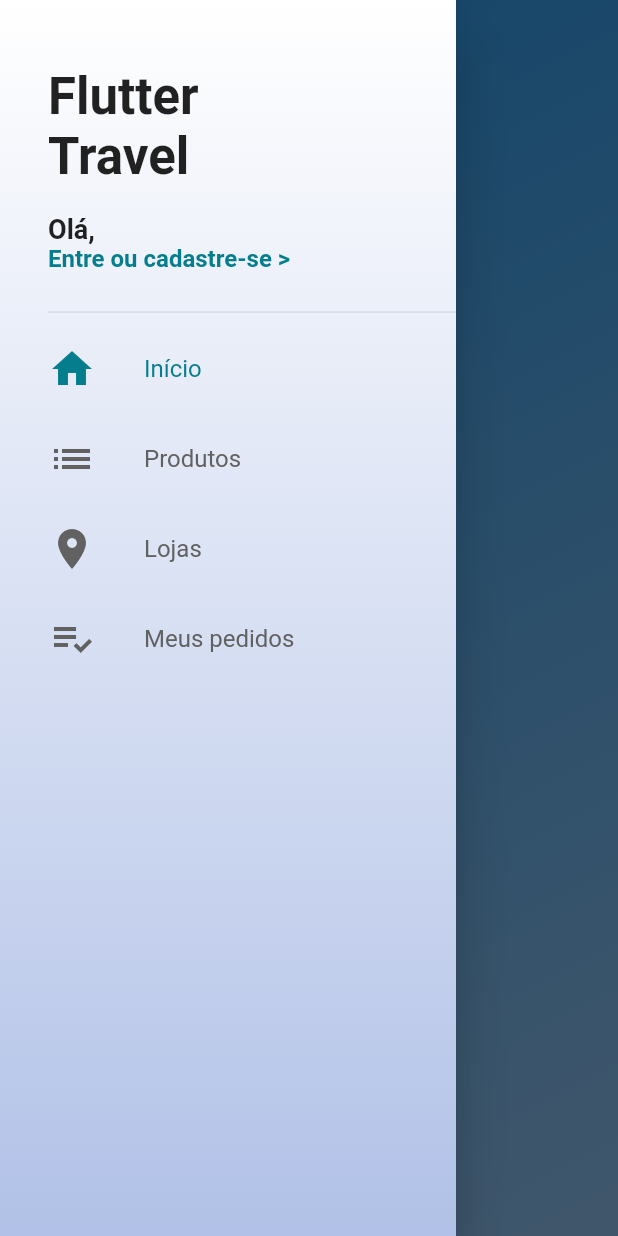
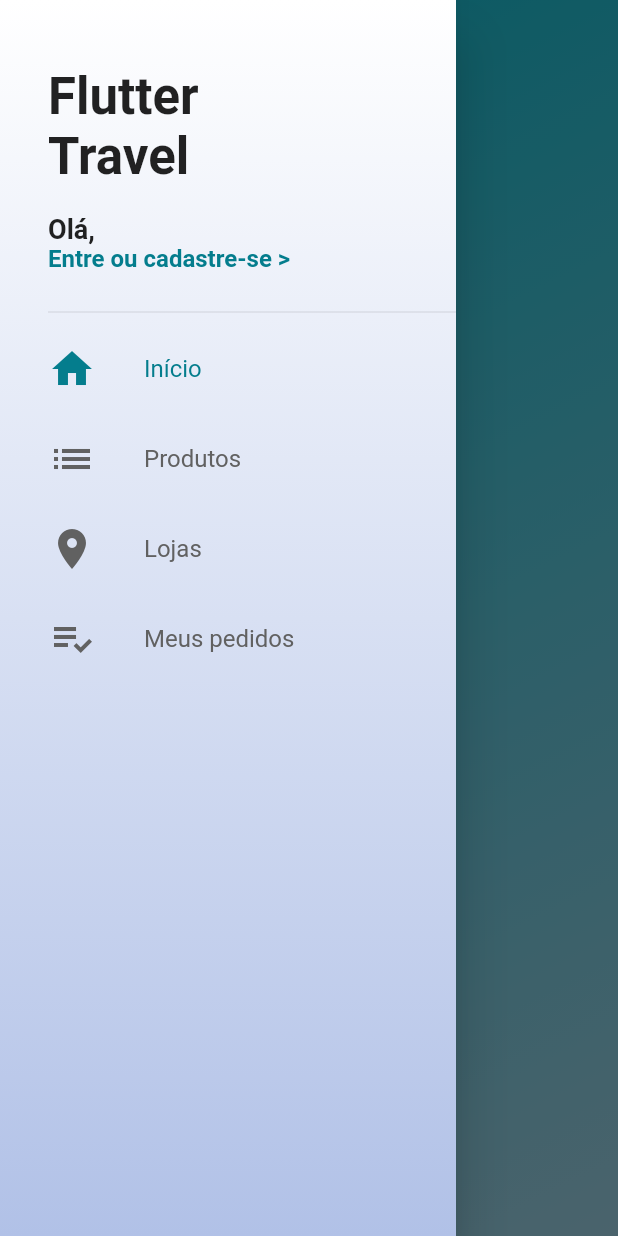
Before and after one commit to gabrielpereira3/loja, a Flutter app: the screen it shows after launch, with the side drawer open, on a phone screen of 412 x 824 dp. Run offline on Flutter 3.47's test engine with Material 2 defaults, Android fonts, the light colour scheme and no system bars; our stand-ins replace cloud_firestore, firebase_core, transparent_image; accounts and stored records are empty.

Commit message:
Refactor do dart analysis

```diff
--- a/lib/screens/home_screen.dart
+++ b/lib/screens/home_screen.dart
@@ -20,12 +20,12 @@ class HomeScreen extends StatelessWidget {
         ),
         Scaffold(
           appBar: AppBar(
-            title: Text("Produtos"),
+            title: const Text("Produtos"),
             centerTitle: true,
             backgroundColor: Theme.of(context).primaryColor,
           ),
           drawer: CustomDrawer(_pageController),
-          body: ProductsTab(),
+          body: const ProductsTab(),
         ),
         Container(color: Colors.green),
         Container(color: Colors.blue),
--- a/lib/tabs/home_tab.dart
+++ b/lib/tabs/home_tab.dart
@@ -17,8 +17,8 @@ class _HomeTabState extends State<HomeTab> {
           decoration: const BoxDecoration(
             gradient: LinearGradient(
               colors: [
-                Color.fromARGB(255, 37, 149, 230),
-                Color.fromARGB(255, 140, 189, 234),
+                Color.fromARGB(255, 7, 194, 215),
+                Color.fromARGB(255, 162, 216, 236),
               ],
               begin: Alignment.topLeft,
               end: Alignment.bottomRight,
@@ -69,66 +69,6 @@ class _HomeTabState extends State<HomeTab> {
                   }
                 },
               ),
-
-
-
-              // StaggeredGrid.count(
-              //   crossAxisCount: 2,
-              //   mainAxisSpacing: 4,
-              //   crossAxisSpacing: 4,
-              //   children: [
-              //     StaggeredGridTile.count(
-              //       crossAxisCellCount: 2,
-              //       mainAxisCellCount: 2,
-              //       child: FadeInImage.memoryNetwork(
-              //         placeholder: kTransparentImage,
-              //         image:
-              //             "https://cdn.mos.cms.futurecdn.net/7YrobQvFFzw8aWsAUtoYXB-970-80.jpg.webp",
-              //         fit: BoxFit.cover,
-              //       ),
-              //     ),
-              //     StaggeredGridTile.count(
-              //       crossAxisCellCount: 2,
-              //       mainAxisCellCount: 1,
-              //       child: FadeInImage.memoryNetwork(
-              //         placeholder: kTransparentImage,
-              //         image:
-              //             "https://www.historyhit.com/app/uploads/fly-images/5150284/Valley-of-the-Temples-788x537.jpg",
-              //         fit: BoxFit.cover,
-              //       ),
-              //     ),
-              //     StaggeredGridTile.count(
-              //       crossAxisCellCount: 1,
-              //       mainAxisCellCount: 2,
-              //       child: FadeInImage.memoryNetwork(
-              //         placeholder: kTransparentImage,
-              //         image:
-              //             "https://previews.123rf.com/images/rglinsky/rglinsky1201/rglinsky120100188/12336990-vertical-oriented-image-of-famous-eiffel-tower-in-paris-france-.jpg?fj=1",
-              //         fit: BoxFit.cover,
-              //       ),
-              //     ),
-              //     StaggeredGridTile.count(
-              //       crossAxisCellCount: 1,
-              //       mainAxisCellCount: 1,
-              //       child: FadeInImage.memoryNetwork(
-              //         placeholder: kTransparentImage,
-              //         image:
-              //             "https://www.clementoni.com/media/prod/pt/33548/thumbs/coliseum-sunrise-3000-pecas-high-quality-collection_7X2dCym.jpg.460x460_q100.jpg",
-              //         fit: BoxFit.cover,
-              //       ),
-              //     ),
-              //     StaggeredGridTile.count(
-              //       crossAxisCellCount: 1,
-              //       mainAxisCellCount: 1,
-              //       child: FadeInImage.memoryNetwork(
-              //         placeholder: kTransparentImage,
-              //         image:
-              //             "https://conteudo.imguol.com.br/c/entretenimento/e7/2021/09/07/big-ben-londres-1631023261553_v2_900x506.jpg.webp",
-              //         fit: BoxFit.cover,
-              //       ),
-              //     ),
-              //   ],
-              // ),
             ),
           ],
         ),
--- a/lib/tiles/category_tile.dart
+++ b/lib/tiles/category_tile.dart
@@ -2,10 +2,9 @@ import 'package:cloud_firestore/cloud_firestore.dart';
 import 'package:flutter/material.dart';
 
 class CategoryTile extends StatelessWidget {
+  const CategoryTile(this.snapshot, {Key? key}) : super(key: key);
 
   final DocumentSnapshot snapshot;
-
-  CategoryTile(this.snapshot);
 
   @override
   Widget build(BuildContext context) {
--- a/lib/tiles/drawer_tile.dart
+++ b/lib/tiles/drawer_tile.dart
@@ -1,12 +1,12 @@
 import 'package:flutter/material.dart';
 
 class DrawerTile extends StatelessWidget {
+  const DrawerTile(this.icon, this.text, this.pageController, this.page, {Key? key}) : super(key: key);
+
   final IconData icon;
   final String text;
   final PageController pageController;
   final int page;
-
-  DrawerTile(this.icon, this.text, this.pageController, this.page);
 
   @override
   Widget build(BuildContext context) {
@@ -17,7 +17,7 @@ class DrawerTile extends StatelessWidget {
           Navigator.of(context).pop();
           pageController.jumpToPage(page);
         },
-        child: Container(
+        child: SizedBox(
           height: 60,
           child: Row(
             children: [
--- a/lib/widgets/custom_drawer.dart
+++ b/lib/widgets/custom_drawer.dart
@@ -3,10 +3,9 @@ import 'package:flutter/material.dart';
 import '../tiles/drawer_tile.dart';
 
 class CustomDrawer extends StatelessWidget {
+  const CustomDrawer(this.pageController, {Key? key}) : super(key: key);
 
   final PageController pageController;
-
-  CustomDrawer(this.pageController);
 
   @override
   Widget build(BuildContext context) {
@@ -31,8 +30,8 @@ class CustomDrawer extends StatelessWidget {
             padding: const EdgeInsets.only(left: 32, top: 20),
             children: [
               Container(
-                margin: EdgeInsets.only(bottom: 10),
-                padding: EdgeInsets.fromLTRB(0, 16, 16, 8),
+                margin: const EdgeInsets.only(bottom: 10),
+                padding: const EdgeInsets.fromLTRB(0, 16, 16, 8),
                 height: 170,
                 child: Stack(
                   children: [
```
